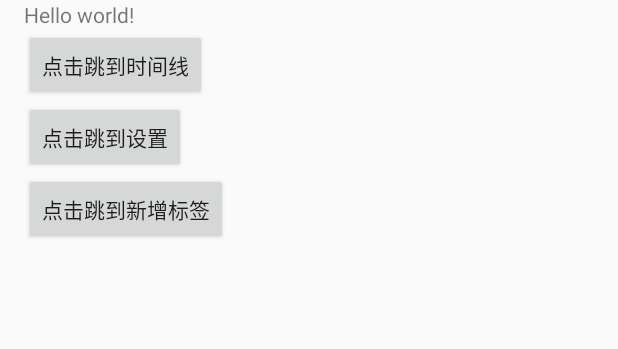
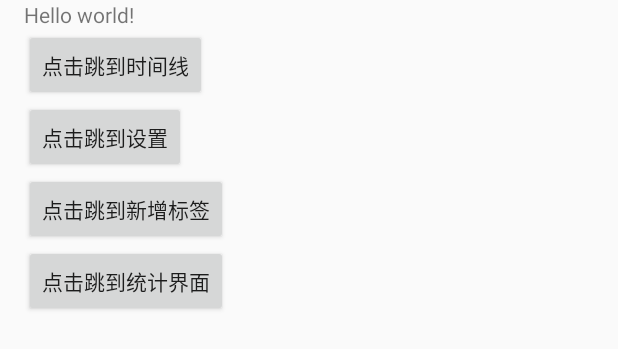
Before and after one commit to cat94/Piece, an Android app: the layout activity_main.xml on its own in the app's theme, with its tools: preview values and no code run, on a phone screen of 412 x 824 dp. Shown: the top 349 px of the screen. Run offline under Robolectric (Android 15) with nearby library versions, the phone set to English and light mode, and no system bars.

Commit message:
add total statistic button
change the main activity
add the statistics button in main activity

```diff
--- a/app/src/main/res/layout/activity_main.xml
+++ b/app/src/main/res/layout/activity_main.xml
@@ -35,4 +35,13 @@
         android:layout_alignParentLeft="true"
         android:layout_alignParentStart="true" />
 
+    <Button
+        android:layout_width="wrap_content"
+        android:layout_height="wrap_content"
+        android:text="点击跳到统计界面"
+        android:id="@+id/totalButton"
+        android:layout_below="@+id/newTagButton"
+        android:layout_alignParentLeft="true"
+        android:layout_alignParentStart="true" />
+
 </RelativeLayout>
```
Also changed, not shown: app/src/main/AndroidManifest.xml (+4 -5 lines), app/src/main/java/nju/com/piece/activity/MainActivity.java (+9 -0 lines).
